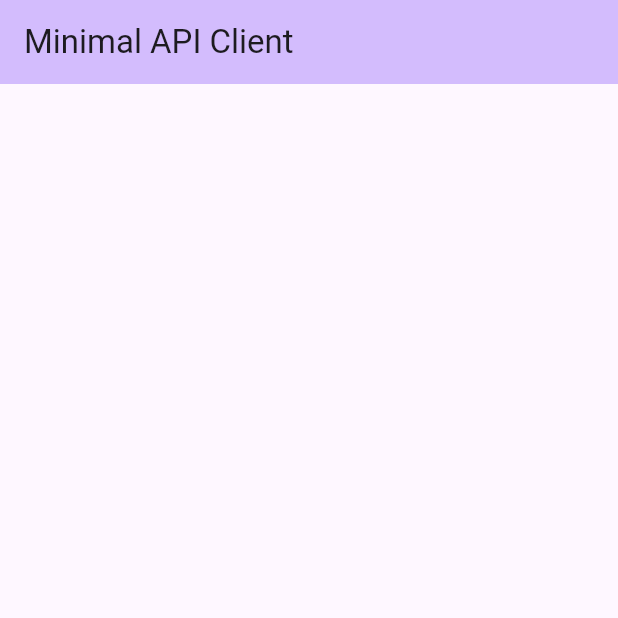
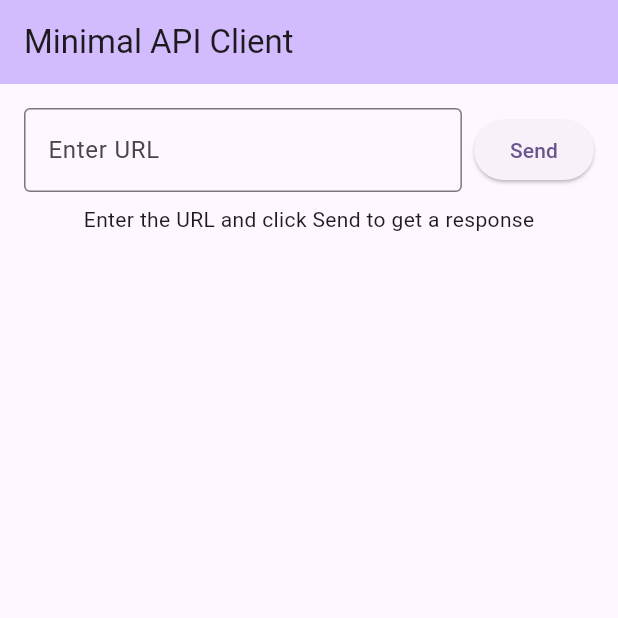
Before and after one commit to berkerozgur/minimal_api_client, a Flutter app: the screen it shows after launch, on a phone screen of 412 x 824 dp, the top half of it. Run offline on Flutter 3.47's test engine with Material 3 defaults, Android fonts, the phone set to English and light mode, and no system bars.

Commit message:
feat: refactor InitialScreen to use StatefulWidget
- Changed InitialScreen from StatelessWidget to StatefulWidget
- Added loading state management and response handling
- Updated UI to reflect loading state and display responses

```diff
--- a/lib/views/initial_screen.dart
+++ b/lib/views/initial_screen.dart
@@ -1,7 +1,33 @@
 import 'package:flutter/material.dart';
 
-class InitialScreen extends StatelessWidget {
+class InitialScreen extends StatefulWidget {
   const InitialScreen({super.key});
+
+  @override
+  State<InitialScreen> createState() => _InitialScreenState();
+}
+
+class _InitialScreenState extends State<InitialScreen> {
+  var _isLoading = false;
+  var _response = 'Enter the URL and click Send to get a response';
+
+  void _sendRequest() async {
+    // TODO: Validate the url
+    try {
+      setState(() {
+        _isLoading = true;
+      });
+      // TODO: Replace this delay with actual logic as needed.
+      await Future.delayed(const Duration(seconds: 1));
+      setState(() {
+        _isLoading = false;
+      });
+    } catch (e) {
+      setState(() {
+        _response = 'Error: $e';
+      });
+    }
+  }
 
   @override
   Widget build(BuildContext context) {
@@ -10,6 +36,29 @@ class InitialScreen extends StatelessWidget {
         title: Text('Minimal API Client'),
         backgroundColor: Theme.of(context).colorScheme.inversePrimary,
       ),
+      body: Padding(
+        padding: const EdgeInsets.all(16),
+        child: Column(
+          children: [
+            Row(
+              children: [
+                Expanded(
+                  child: TextField(
+                    decoration: InputDecoration(
+                      border: OutlineInputBorder(),
+                      labelText: 'Enter URL',
+                    ),
+                  ),
+                ),
+                SizedBox(width: 8),
+                ElevatedButton(onPressed: _sendRequest, child: Text('Send')),
+              ],
+            ),
+            SizedBox(height: 8),
+            _isLoading ? CircularProgressIndicator() : Text(_response),
+          ],
+        ),
+      ),
     );
   }
 }
```
